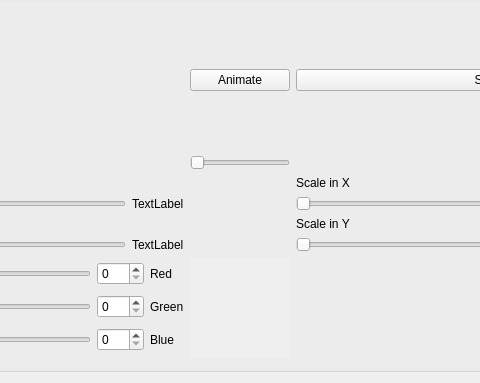
The window that window.ui (NefariousNick/hw3) describes before a commit, drawn with Qt 5; both pictures show x 274 to 754 and y 516 to 899 of the 1028 by 899 pixel window.
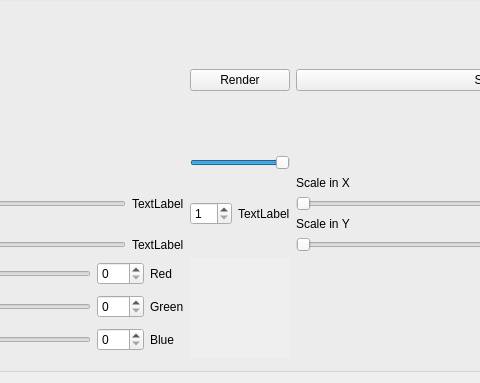
The same window after the commit. Custom widgets are drawn as their Qt base class.

Patch:
```diff
--- a/window.ui
+++ b/window.ui
@@ -197,7 +197,7 @@
       <item row="1" column="1">
        <widget class="QPushButton" name="animateButton">
         <property name="text">
-         <string>Animate</string>
+         <string>Render</string>
         </property>
        </widget>
       </item>
@@ -255,6 +255,58 @@
         </item>
        </layout>
       </item>
+      <item row="2" column="1">
+       <widget class="QSlider" name="timelineSlider">
+        <property name="maximumSize">
+         <size>
+          <width>100</width>
+          <height>16777215</height>
+         </size>
+        </property>
+        <property name="minimum">
+         <number>1</number>
+        </property>
+        <property name="maximum">
+         <number>8</number>
+        </property>
+        <property name="value">
+         <number>8</number>
+        </property>
+        <property name="sliderPosition">
+         <number>8</number>
+        </property>
+        <property name="tracking">
+         <bool>true</bool>
+        </property>
+        <property name="orientation">
+         <enum>Qt::Horizontal</enum>
+        </property>
+        <property name="invertedAppearance">
+         <bool>false</bool>
+        </property>
+       </widget>
+      </item>
+      <item row="4" column="1">
+       <layout class="QHBoxLayout" name="horizontalLayout_2">
+        <item>
+         <widget class="QSpinBox" name="animSpinBox">
+          <property name="minimum">
+           <number>1</number>
+          </property>
+          <property name="maximum">
+           <number>8</number>
+          </property>
+         </widget>
+        </item>
+        <item>
+         <widget class="QLabel" name="animLabel">
+          <property name="text">
+           <string>TextLabel</string>
+          </property>
+         </widget>
+        </item>
+       </layout>
+      </item>
       <item row="1" column="0">
        <layout class="QVBoxLayout" name="Rotation">
         <property name="sizeConstraint">
@@ -286,22 +338,6 @@
         </item>
        </layout>
       </item>
-      <item row="2" column="1">
-       <widget class="QSlider" name="timelineSlider">
-        <property name="maximumSize">
-         <size>
-          <width>100</width>
-          <height>16777215</height>
-         </size>
-        </property>
-        <property name="maximum">
-         <number>3</number>
-        </property>
-        <property name="orientation">
-         <enum>Qt::Horizontal</enum>
-        </property>
-       </widget>
-      </item>
      </layout>
     </widget>
    </item>
```
Left out of the diff: 366 changed lines with no effect on the pictures.
